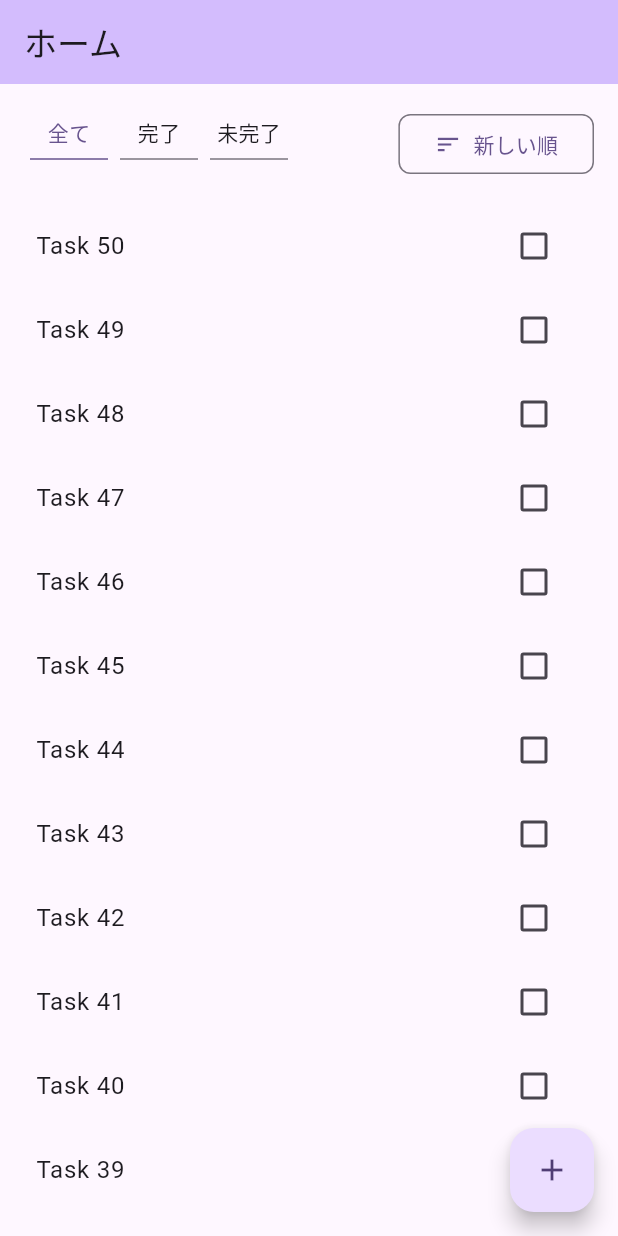
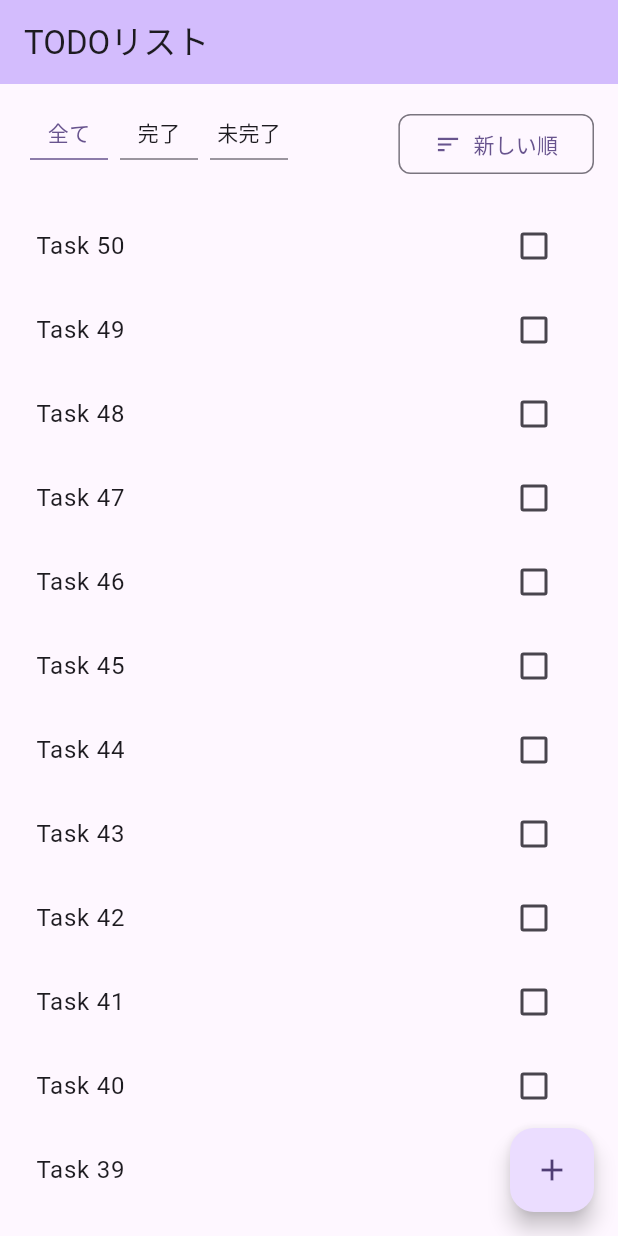
Before and after one commit to TetsuFe/flutter_todo_sample, a Flutter app: the screen it shows after launch, on a phone screen of 412 x 824 dp. Run offline on Flutter 3.47's test engine with Material 3 defaults, Android fonts, the phone set to English and light mode, and no system bars; our stand-ins replace flutter_hooks, freezed_annotation, hooks_riverpod, riverpod_annotation; generated files the repository leaves out were written again.

Commit message:
feat: AppBarのタイトル修正

```diff
--- a/lib/main.dart
+++ b/lib/main.dart
@@ -14,11 +14,11 @@ class MyApp extends StatelessWidget {
   @override
   Widget build(BuildContext context) {
     return MaterialApp(
-      title: 'Flutter Todo',
+      title: 'Flutter Todo Sample',
       theme: AppTheme.light,
       darkTheme: AppTheme.dark,
       themeMode: ThemeMode.system,
-      home: const HomeScreen(title: 'ホーム'),
+      home: const HomeScreen(title: 'TODOリスト'),
     );
   }
 }
```
